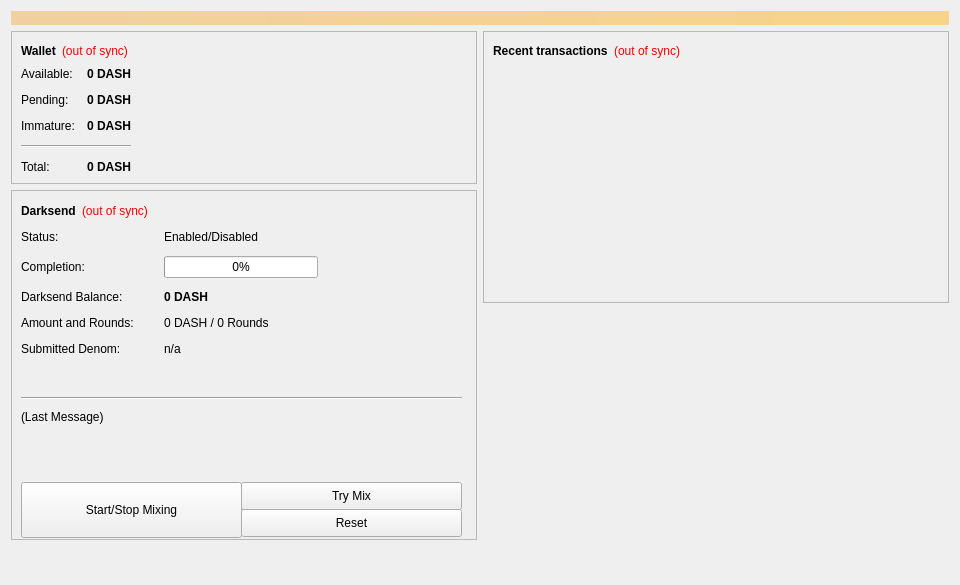
First picture: the form in src/qt/forms/overviewpage.ui, repository adm2018/curium, before the edit.
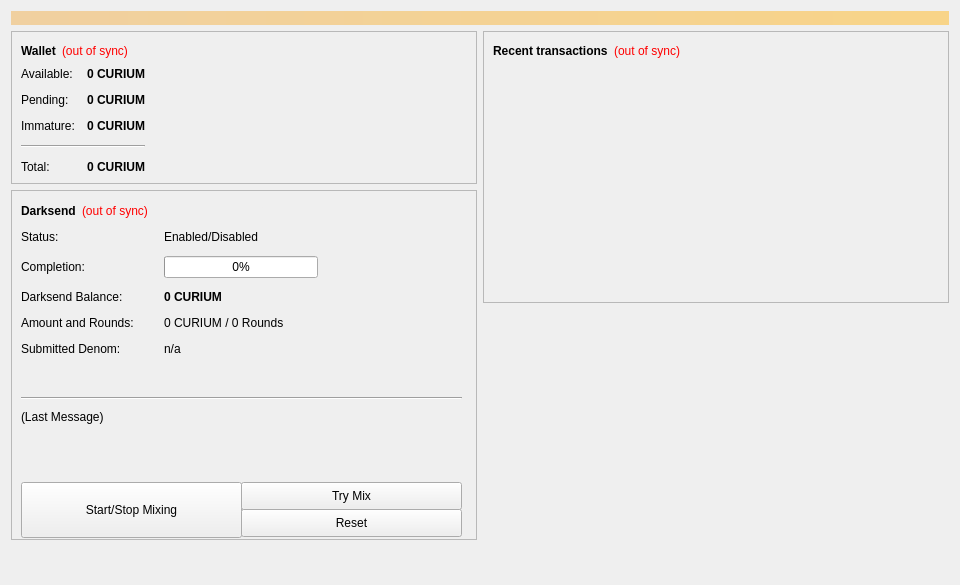
Second picture: the form after the edit.

The edit to the form file:
```diff
--- a/src/qt/forms/overviewpage.ui
+++ b/src/qt/forms/overviewpage.ui
@@ -130,7 +130,7 @@
                  <string>Your current spendable balance</string>
                 </property>
                 <property name="text">
-                 <string notr="true">0 DASH</string>
+                 <string notr="true">0 CURIUM</string>
                 </property>
                 <property name="alignment">
                  <set>Qt::AlignRight|Qt::AlignTrailing|Qt::AlignVCenter</set>
@@ -162,7 +162,7 @@
                  <string>Total of transactions that have yet to be confirmed, and do not yet count toward the spendable balance</string>
                 </property>
                 <property name="text">
-                 <string notr="true">0 DASH</string>
+                 <string notr="true">0 CURIUM</string>
                 </property>
                 <property name="alignment">
                  <set>Qt::AlignRight|Qt::AlignTrailing|Qt::AlignVCenter</set>
@@ -191,7 +191,7 @@
                  <string>Mined balance that has not yet matured</string>
                 </property>
                 <property name="text">
-                 <string notr="true">0 DASH</string>
+                 <string notr="true">0 CURIUM</string>
                 </property>
                 <property name="alignment">
                  <set>Qt::AlignRight|Qt::AlignTrailing|Qt::AlignVCenter</set>
@@ -223,7 +223,7 @@
                  <string>Your current total balance</string>
                 </property>
                 <property name="text">
-                 <string notr="true">0 DASH</string>
+                 <string notr="true">0 CURIUM</string>
                 </property>
                 <property name="alignment">
                  <set>Qt::AlignRight|Qt::AlignTrailing|Qt::AlignVCenter</set>
@@ -346,7 +346,7 @@
               </font>
              </property>
              <property name="text">
-              <string>0 DASH</string>
+              <string>0 CURIUM</string>
              </property>
             </widget>
            </item>
@@ -360,7 +360,7 @@
            <item row="3" column="1">
             <widget class="QLabel" name="labelAmountRounds">
              <property name="text">
-              <string>0 DASH / 0 Rounds</string>
+              <string>0 CURIUM / 0 Rounds</string>
              </property>
             </widget>
            </item>
```
Left out of the diff: 6 changed lines with no effect on the pictures.
